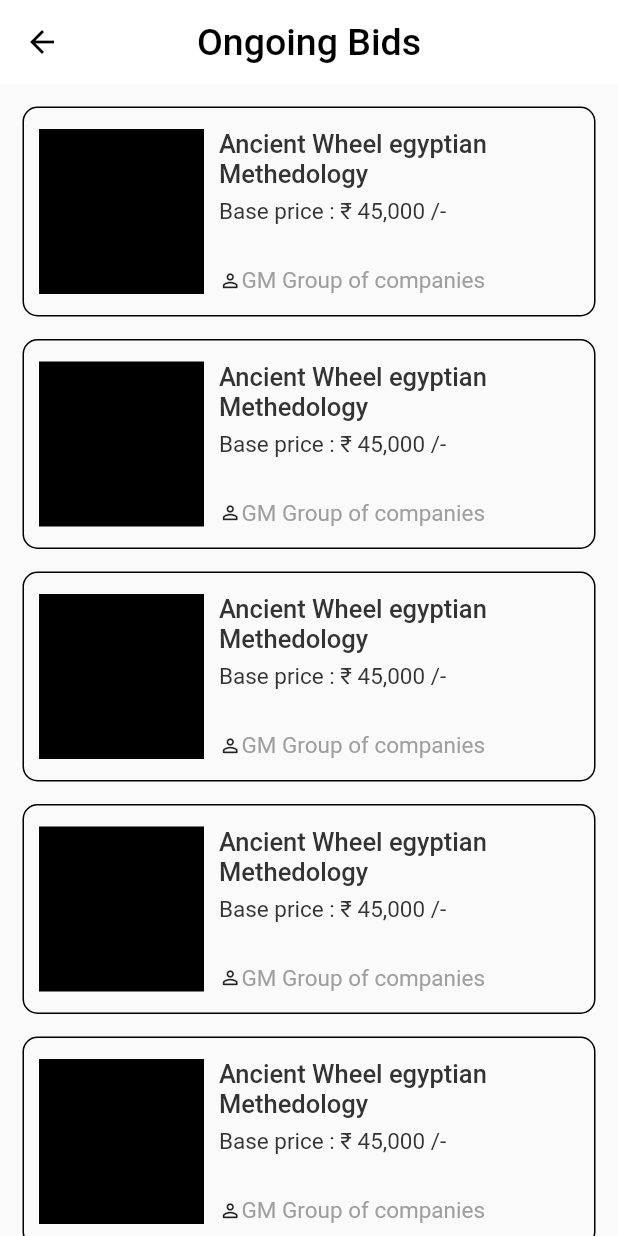
After one commit to Ved54/Flipper_frontend, a Flutter app: the Bidding screen opened directly, on a phone screen of 412 x 824 dp. The commit adds this screen. Run offline on Flutter 3.47's test engine with Material 2 defaults, Android fonts, the phone set to English and light mode, and no system bars; our stand-ins replace awesome_snackbar_content, cloud_firestore, connectivity_plus, firebase_auth, firebase_core, firebase_storage and 13 more; missing offline and left inert: multi_image_picker_view; accounts and stored records are empty.

Commit message:
second commit

```diff
--- /dev/null
+++ b/lib/screens/bidding.py.dart
@@ -0,0 +1,100 @@
+import 'package:flutter/cupertino.dart';
+import 'package:flutter/material.dart';
+
+class Bidding extends StatefulWidget {
+  const Bidding({super.key});
+
+  @override
+  State<Bidding> createState() => _BiddingState();
+}
+
+class _BiddingState extends State<Bidding> {
+
+  @override
+  Widget build(BuildContext context) {
+    return Scaffold(
+      appBar: AppBar(
+        elevation: 0,
+        backgroundColor: Colors.white,
+        centerTitle: true,
+        title: const Text(
+          'Ongoing Bids',
+          style: TextStyle(fontSize: 25),
+        ),
+      ),
+      body: ListView.builder(
+        physics: BouncingScrollPhysics(),
+        itemCount: 5,
+        itemBuilder: (context, index){
+
+            return GestureDetector(
+              child: Padding(
+                padding: const EdgeInsets.only(left: 15, right: 15, top: 15),
+                child: Container(
+                  width: MediaQuery.of(context).size.width,
+                  height: 140,
+                  decoration: BoxDecoration(
+                    border: Border.all(),
+                    borderRadius: BorderRadius.circular(10),
+                  ),
+                  child: Padding(
+                    padding: const EdgeInsets.all(10.0),
+                    child: Row(
+                      children: [
+                        Container(
+                          height: 110,
+                          width: 110,
+                          color: Colors.black,
+                        ),
+                        SizedBox(width: 10),
+                        Container(
+                          height: 110,
+                          width: 215,
+                          child: Column(
+                            crossAxisAlignment: CrossAxisAlignment.start,
+                            children: [
+                              Expanded(
+                                child: Text(
+                                  overflow: TextOverflow.visible,
+                                  'Ancient Wheel egyptian Methedology',
+                                  style:
+                                  TextStyle(color: Color(0xFF333333), fontSize: 17, fontWeight: FontWeight.w500),
+                                ),
+                              ),
+                              Expanded(
+                                child: Text(
+                                  overflow: TextOverflow.visible,
+                                  'Base price : ₹ 45,000 /-',
+                                  style:
+                                  TextStyle(color: Color(0xFF333333), fontSize: 15, fontWeight: FontWeight.w400),
+                                ),
+                              ),
+                              Row(
+                                children: [
+                                  Icon(
+                                    Icons.perm_identity_rounded,
+                                    size: 15,
+                                  ),
+                                  Expanded(
+                                    child: Text(
+                                      overflow: TextOverflow.ellipsis,
+                                      "GM Group of companies",
+                                      style: TextStyle(color: Colors.grey, fontSize: 15),
+                                    ),
+                                  )
+                                ],
+                              ),
+                            ],
+                          ),
+                        )
+                      ],
+                    ),
+                  ),
+                ),
+              ),
+            );
+          },
+      ),
+    );
+  }
+}
--- a/lib/screens/home.dart
+++ b/lib/screens/home.dart
@@ -19,6 +19,7 @@ import 'package:mazha_app/Product%20Uploads/Mobile%20Upload/view_mobile.dart';
 import 'package:mazha_app/Product%20Uploads/Pet%20Upload/view_pet.dart';
 import 'package:mazha_app/Product%20Uploads/Property%20Upload/view_property.dart';
 import 'package:mazha_app/screens/barter.dart';
+import 'package:mazha_app/screens/bidding.py.dart';
 import 'package:mazha_app/utils/next_screen.dart';
 import 'package:provider/provider.dart';
 import '../Product Uploads/Fashion Upload/view_fashion.dart';
@@ -113,7 +114,9 @@ class _HomeState extends State<Home> {
                 AssetImage('assets/icons/bid_icon.png'),
                 color: Color(0xFF333333),
               ),
-              onPressed: () {},
+              onPressed: () {
+                nextScreen(context, Bidding());
+              },
             )
           ),
           SizedBox(
--- a/lib/utils/GraphQL.dart
+++ b/lib/utils/GraphQL.dart
@@ -1,9 +1,9 @@
 import 'package:flutter/cupertino.dart';
 import 'package:graphql/client.dart';
 
-final HttpLink httpLink = HttpLink('http://192.168.43.157:8000/graphql/');
-final httpLinkC = 'http://192.168.43.157:8000';
-final httpLinkImage = 'http://192.168.43.157:8000/media/';
+final HttpLink httpLink = HttpLink('http://192.168.0.103:8000/graphql/');
+final httpLinkC = 'http://192.168.0.103:8000';
+final httpLinkImage = 'http://192.168.0.103:8000/media/';
 
 final ValueNotifier<GraphQLClient> client = ValueNotifier(
   GraphQLClient(
```
Also changed, not shown: 1 other file.
